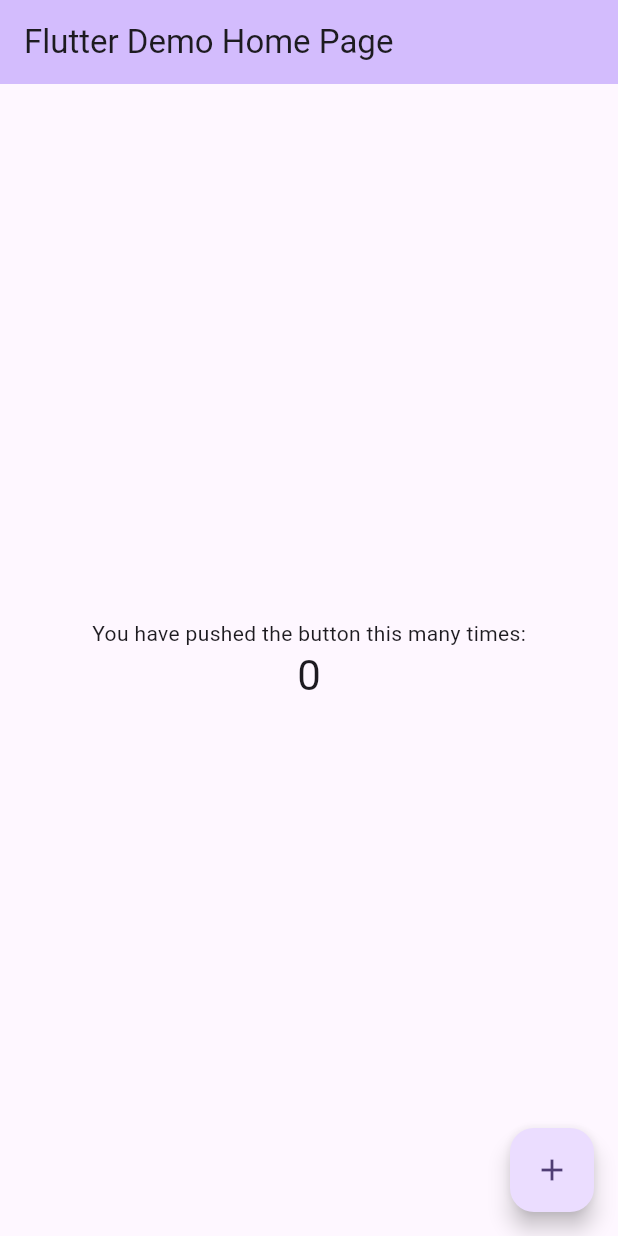
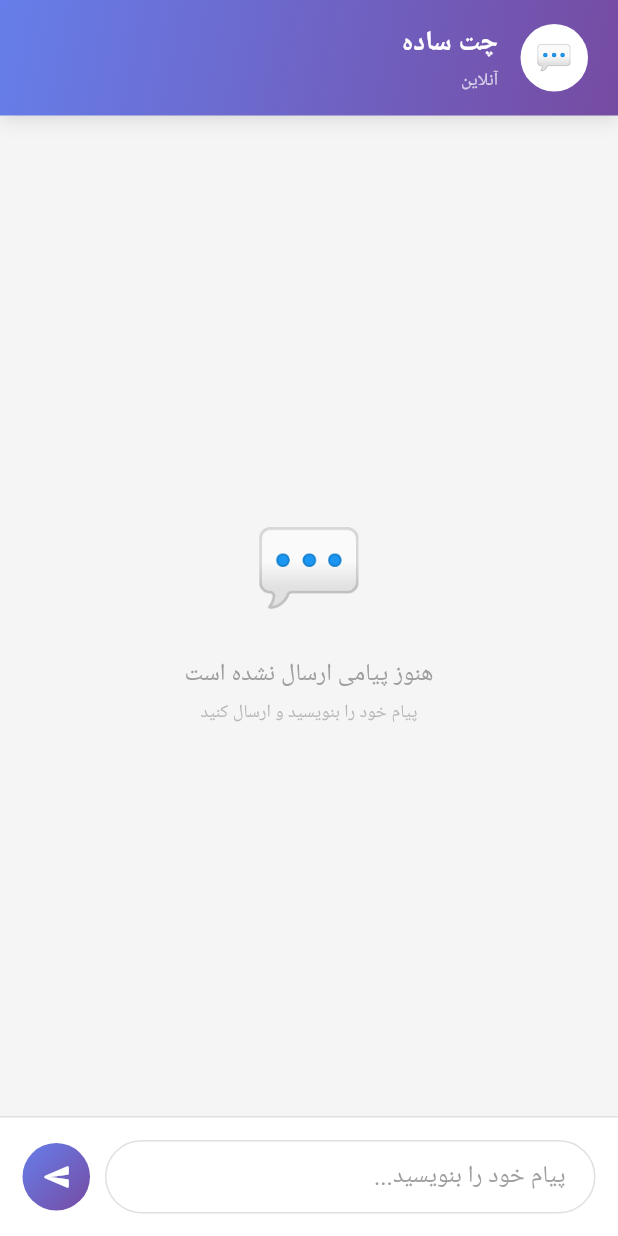
Before and after one commit to could-ai/019aea45-8147-79a6-ae7f-93f48ed36f90, a Flutter app: the screen it shows after launch, on a phone screen of 412 x 824 dp. Run offline on Flutter 3.47's test engine with Material 3 defaults, Android fonts, the phone set to English and light mode, and no system bars; Roboto replaces fonts that are missing (Segoe UI).

Commit message:
Created chat_screen.dart to implement the Persian chat interface. Includes ChatScreen widget with gradient header, message list with sent/received bubbles, and input area. Implements auto-response simulation and RTL layout support.; Updated main.dart to set ChatScreen as the home screen wrapped in Directionality(textDirection: TextDirection.rtl) for Persian language support.

```diff
--- /dev/null
+++ b/usr/lib/chat_screen.dart
@@ -0,0 +1,338 @@
+import 'package:flutter/material.dart';
+import 'dart:async';
+import 'dart:math';
+
+class ChatScreen extends StatefulWidget {
+  const ChatScreen({super.key});
+
+  @override
+  State<ChatScreen> createState() => _ChatScreenState();
+}
+
+class _ChatScreenState extends State<ChatScreen> {
+  final TextEditingController _textController = TextEditingController();
+  final ScrollController _scrollController = ScrollController();
+  final List<Message> _messages = [];
+  final Random _random = Random();
+
+  final List<String> _autoResponses = [
+    'متوجه شدم! 👍',
+    'بسیار عالی است!',
+    'ممنون از پیامت 😊',
+    'جالب است!',
+    'حتماً! 💯',
+    'باشه، متوجه شدم'
+  ];
+
+  @override
+  void dispose() {
+    _textController.dispose();
+    _scrollController.dispose();
+    super.dispose();
+  }
+
+  String _formatTime() {
+    final now = DateTime.now();
+    final hour = now.hour.toString().padLeft(2, '0');
+    final minute = now.minute.toString().padLeft(2, '0');
+    return '$hour:$minute';
+  }
+
+  void _sendMessage() {
+    final text = _textController.text.trim();
+    if (text.isEmpty) return;
+
+    setState(() {
+      _messages.add(Message(
+        text: text,
+        isSent: true,
+        time: _formatTime(),
+      ));
+      _textController.clear();
+    });
+
+    _scrollToBottom();
+    _simulateResponse();
+  }
+
+  void _simulateResponse() {
+    final delay = 1000 + _random.nextInt(1000);
+    Timer(Duration(milliseconds: delay), () {
+      if (!mounted) return;
+      final response = _autoResponses[_random.nextInt(_autoResponses.length)];
+      setState(() {
+        _messages.add(Message(
+          text: response,
+          isSent: false,
+          time: _formatTime(),
+        ));
+      });
+      _scrollToBottom();
+    });
+  }
+
+  void _scrollToBottom() {
+    WidgetsBinding.instance.addPostFrameCallback((_) {
+      if (_scrollController.hasClients) {
+        _scrollController.animateTo(
+          _scrollController.position.maxScrollExtent,
+          duration: const Duration(milliseconds: 300),
+          curve: Curves.easeOut,
+        );
+      }
+    });
+  }
+
+  @override
+  Widget build(BuildContext context) {
+    return Scaffold(
+      backgroundColor: const Color(0xFFF5F5F5),
+      body: Column(
+        children: [
+          _buildHeader(),
+          Expanded(
+            child: _messages.isEmpty ? _buildEmptyState() : _buildChatList(),
+          ),
+          _buildInputArea(),
+        ],
+      ),
+    );
+  }
+
+  Widget _buildHeader() {
+    return Container(
+      padding: EdgeInsets.only(
+        top: MediaQuery.of(context).padding.top + 15,
+        bottom: 15,
+        left: 20,
+        right: 20,
+      ),
+      decoration: const BoxDecoration(
+        gradient: LinearGradient(
+          colors: [Color(0xFF667EEA), Color(0xFF764BA2)],
+          begin: Alignment.topLeft,
+          end: Alignment.bottomRight,
+        ),
+        boxShadow: [
+          BoxShadow(
+            color: Colors.black12,
+            blurRadius: 10,
+            offset: Offset(0, 2),
+          ),
+        ],
+      ),
+      child: Row(
+        children: [
+          Container(
+            width: 45,
+            height: 45,
+            decoration: const BoxDecoration(
+              color: Colors.white,
+              shape: BoxShape.circle,
+            ),
+            alignment: Alignment.center,
+            child: const Text(
+              '💬',
+              style: TextStyle(fontSize: 20),
+            ),
+          ),
+          const SizedBox(width: 15),
+          const Column(
+            crossAxisAlignment: CrossAxisAlignment.start,
+            children: [
+              Text(
+                'چت ساده',
+                style: TextStyle(
+                  color: Colors.white,
+                  fontSize: 18,
+                  fontWeight: FontWeight.bold,
+                ),
+              ),
+              SizedBox(height: 3),
+              Text(
+                'آنلاین',
+                style: TextStyle(
+                  color: Colors.white70,
+                  fontSize: 12,
+                ),
+              ),
+            ],
+          ),
+        ],
+      ),
+    );
+  }
+
+  Widget _buildEmptyState() {
+    return Center(
+      child: Column(
+        mainAxisAlignment: MainAxisAlignment.center,
+        children: [
+          const Text(
+            '💬',
+            style: TextStyle(fontSize: 60, color: Colors.grey),
+          ),
+          const SizedBox(height: 15),
+          const Text(
+            'هنوز پیامی ارسال نشده است',
+            style: TextStyle(color: Colors.grey, fontSize: 16),
+          ),
+          const SizedBox(height: 5),
+          Text(
+            'پیام خود را بنویسید و ارسال کنید',
+            style: TextStyle(color: Colors.grey.withOpacity(0.7), fontSize: 12),
+          ),
+        ],
+      ),
+    );
+  }
+
+  Widget _buildChatList() {
+    return ListView.builder(
+      controller: _scrollController,
+      padding: const EdgeInsets.all(20),
+      itemCount: _messages.length,
+      itemBuilder: (context, index) {
+        final message = _messages[index];
+        return _buildMessageBubble(message);
+      },
+    );
+  }
+
+  Widget _buildMessageBubble(Message message) {
+    final isSent = message.isSent;
+    return Padding(
+      padding: const EdgeInsets.only(bottom: 15),
+      child: Row(
+        mainAxisAlignment:
+            isSent ? MainAxisAlignment.end : MainAxisAlignment.start,
+        children: [
+          ConstrainedBox(
+            constraints: BoxConstraints(
+              maxWidth: MediaQuery.of(context).size.width * 0.75,
+            ),
+            child: Container(
+              padding: const EdgeInsets.symmetric(horizontal: 16, vertical: 12),
+              decoration: BoxDecoration(
+                gradient: isSent
+                    ? const LinearGradient(
+                        colors: [Color(0xFF667EEA), Color(0xFF764BA2)],
+                        begin: Alignment.topLeft,
+                        end: Alignment.bottomRight,
+                      )
+                    : null,
+                color: isSent ? null : Colors.white,
+                borderRadius: BorderRadius.only(
+                  topLeft: const Radius.circular(18),
+                  topRight: const Radius.circular(18),
+                  bottomLeft: isSent ? const Radius.circular(4) : const Radius.circular(18),
+                  bottomRight: isSent ? const Radius.circular(18) : const Radius.circular(4),
+                ),
+                boxShadow: const [
+                  BoxShadow(
+                    color: Colors.black12,
+                    blurRadius: 5,
+                    offset: Offset(0, 2),
+                  ),
+                ],
+              ),
+              child: Column(
+                crossAxisAlignment: CrossAxisAlignment.start,
+                children: [
+                  Text(
+                    message.text,
+                    style: TextStyle(
+                      color: isSent ? Colors.white : const Color(0xFF333333),
+                      fontSize: 15,
+                    ),
+                  ),
+                  const SizedBox(height: 5),
+                  Text(
+                    message.time,
+                    style: TextStyle(
+                      color: isSent ? Colors.white70 : Colors.black45,
+                      fontSize: 10,
+                    ),
+                  ),
+                ],
+              ),
+            ),
+          ),
+        ],
+      ),
+    );
+  }
+
+  Widget _buildInputArea() {
+    return Container(
+      padding: const EdgeInsets.all(15),
+      decoration: const BoxDecoration(
+        color: Colors.white,
+        border: Border(top: BorderSide(color: Color(0xFFE0E0E0))),
+      ),
+      child: Row(
+        children: [
+          Expanded(
+            child: TextField(
+              controller: _textController,
+              decoration: InputDecoration(
+                hintText: 'پیام خود را بنویسید...',
+                hintStyle: const TextStyle(color: Colors.grey),
+                contentPadding: const EdgeInsets.symmetric(horizontal: 16, vertical: 12),
+                border: OutlineInputBorder(
+                  borderRadius: BorderRadius.circular(25),
+                  borderSide: const BorderSide(color: Color(0xFFE0E0E0)),
+                ),
+                enabledBorder: OutlineInputBorder(
+                  borderRadius: BorderRadius.circular(25),
+                  borderSide: const BorderSide(color: Color(0xFFE0E0E0)),
+                ),
+                focusedBorder: OutlineInputBorder(
+                  borderRadius: BorderRadius.circular(25),
+                  borderSide: const BorderSide(color: Color(0xFF667EEA)),
+                ),
+                filled: true,
+                fillColor: Colors.white,
+              ),
+              onSubmitted: (_) => _sendMessage(),
+            ),
+          ),
+          const SizedBox(width: 10),
+          GestureDetector(
+            onTap: _sendMessage,
+            child: Container(
+              width: 45,
+              height: 45,
+              decoration: const BoxDecoration(
+                gradient: LinearGradient(
+                  colors: [Color(0xFF667EEA), Color(0xFF764BA2)],
+                  begin: Alignment.topLeft,
+                  end: Alignment.bottomRight,
+                ),
+                shape: BoxShape.circle,
+              ),
+              alignment: Alignment.center,
+              child: const Icon(
+                Icons.send_rounded, // Using a standard icon that looks like the arrow
+                color: Colors.white,
+                size: 20,
+              ),
+            ),
+          ),
+        ],
+      ),
+    );
+  }
+}
+
+class Message {
+  final String text;
+  final bool isSent;
+  final String time;
+
+  Message({
+    required this.text,
+    required this.isSent,
+    required this.time,
+  });
+}
--- a/usr/lib/main.dart
+++ b/usr/lib/main.dart
@@ -1,4 +1,5 @@
 import 'package:flutter/material.dart';
+import 'chat_screen.dart';
 
 void main() {
   runApp(const MyApp());
@@ -7,117 +8,23 @@ void main() {
 class MyApp extends StatelessWidget {
   const MyApp({super.key});
 
-  // This widget is the root of your application.
   @override
   Widget build(BuildContext context) {
     return MaterialApp(
-      title: 'Flutter Demo',
+      title: 'چت ساده',
       debugShowCheckedModeBanner: false,
       theme: ThemeData(
-        // This is the theme of your application.
-        //
-        // TRY THIS: Try running your application with "flutter run". You'll see
-        // the application has a purple toolbar. Then, without quitting the app,
-        // try changing the seedColor in the colorScheme below to Colors.green
-        // and then invoke "hot reload" (save your changes or press the "hot
-        // reload" button in a Flutter-supported IDE, or press "r" if you used
-        // the command line to start the app).
-        //
-        // Notice that the counter didn't reset back to zero; the application
-        // state is not lost during the reload. To reset the state, use hot
-        // restart instead.
-        //
-        // This works for code too, not just values: Most code changes can be
-        // tested with just a hot reload.
-        colorScheme: ColorScheme.fromSeed(seedColor: Colors.deepPurple),
+        colorScheme: ColorScheme.fromSeed(seedColor: const Color(0xFF667EEA)),
+        useMaterial3: true,
+        fontFamily: 'Segoe UI',
       ),
       initialRoute: '/',
       routes: {
-        '/': (context) => const MyHomePage(title: 'Flutter Demo Home Page'),
+        '/': (context) => const Directionality(
+              textDirection: TextDirection.rtl,
+              child: ChatScreen(),
+            ),
       },
     );
   }
 }
-
-class MyHomePage extends StatefulWidget {
-  const MyHomePage({super.key, required this.title});
-
-  // This widget is the home page of your application. It is stateful, meaning
-  // that it has a State object (defined below) that contains fields that affect
-  // how it looks.
-
-  // This class is the configuration for the state. It holds the values (in this
-  // case the title) provided by the parent (in this case the App widget) and
-  // used by the build method of the State. Fields in a Widget subclass are
-  // always marked "final".
-
-  final String title;
-
-  @override
-  State<MyHomePage> createState() => _MyHomePageState();
-}
-
-class _MyHomePageState extends State<MyHomePage> {
-  int _counter = 0;
-
-  void _incrementCounter() {
-    setState(() {
-      // This call to setState tells the Flutter framework that something has
-      // changed in this State, which causes it to rerun the build method below
-      // so that the display can reflect the updated values. If we changed
-      // _counter without calling setState(), then the build method would not be
-      // called again, and so nothing would appear to happen.
-      _counter++;
-    });
-  }
-
-  @override
-  Widget build(BuildContext context) {
-    // This method is rerun every time setState is called, for instance as done
-    // by the _incrementCounter method above.
-    //
-    // The Flutter framework has been optimized to make rerunning build methods
-    // fast, so that you can just rebuild anything that needs updating rather
-    // than having to individually change instances of widgets.
-    return Scaffold(
-      appBar: AppBar(
-        // TRY THIS: Try changing the color here to a specific color (to
-        // Colors.amber, perhaps?) and trigger a hot reload to see the AppBar
-        // change color while the other colors stay the same.
-        backgroundColor: Theme.of(context).colorScheme.inversePrimary,
-        // Here we take the value from the MyHomePage object that was created by
-        // the App.build method, and use it to set our appbar title.
-        title: Text(widget.title),
-      ),
-      body: Center(
-        // Center is a layout widget. It takes a single child and positions it
-        // in the middle of the parent.
-        child: Column(
-          // Column is also a layout widget. It takes a list of children and
-          // arranges them vertically. By default, it sizes itself to fit its
-          // children horizontally, and tries to be as tall as its parent.
-          //
-          // Column has various properties to control how it sizes itself and
-          // how it positions its children. Here we use mainAxisAlignment to
-          // center the children vertically; the main axis here is the vertical
-          // axis because Columns are vertical (the cross axis would be
-          // horizontal).
-          //
-          // TRY THIS: Invoke "debug painting" (choose the "Toggle Debug Paint"
-          // action in the IDE, or press "p" in the console), to see the
-          // wireframe for each widget.
-          mainAxisAlignment: MainAxisAlignment.center,
-          children: <Widget>[
-            const Text('You have pushed the button this many times:'),
-            Text('$_counter', style: Theme.of(context).textTheme.headlineMedium),
-          ],
-        ),
-      ),
-      floatingActionButton: FloatingActionButton(
-        onPressed: _incrementCounter,
-        tooltip: 'Increment',
-        child: const Icon(Icons.add),
-      ), // This trailing comma makes auto-formatting nicer for build methods.
-    );
-  }
-}
```
